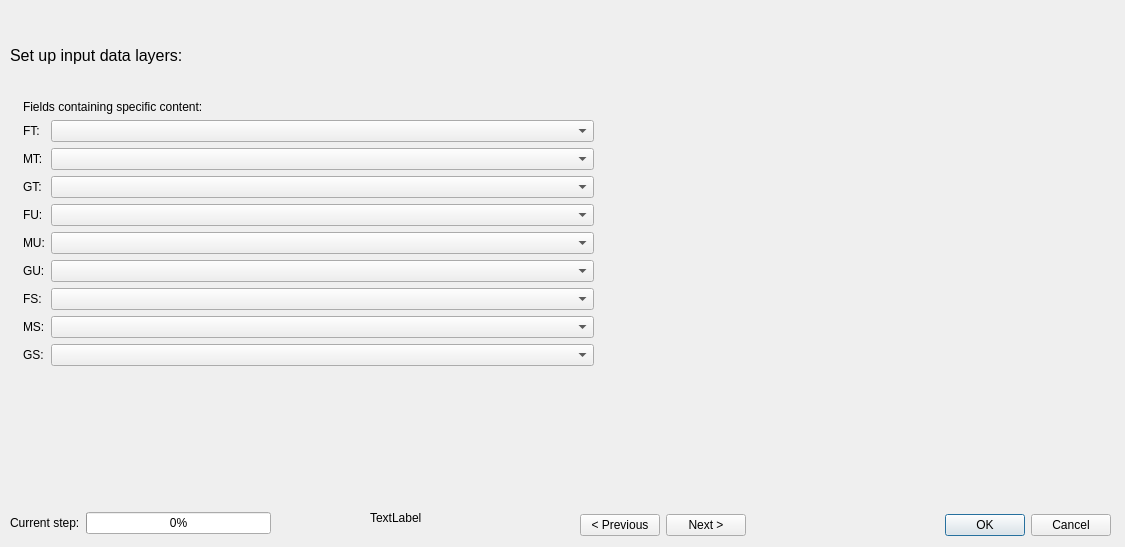
Qt form ui/gui_tests_dialog_base.ui (JanCaha/Erosion-Data-Preparation-Plugin) before a commit.
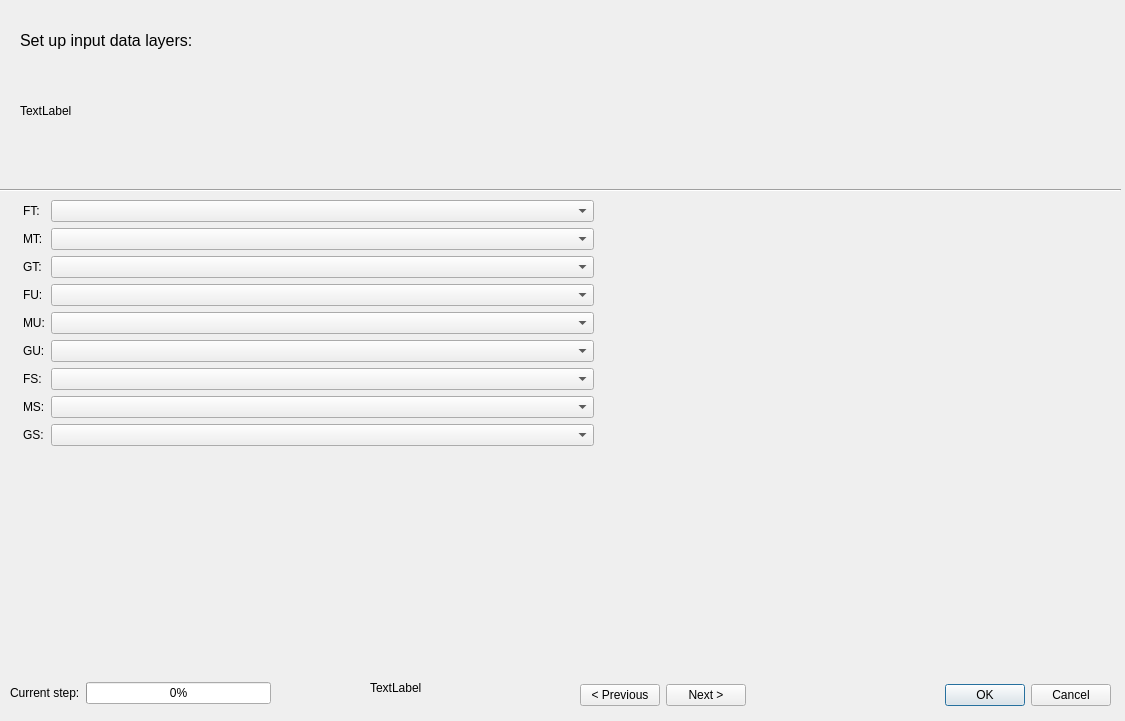
The same form after that commit. The open tabs and pages were chosen to show the change. Custom widgets are drawn as their Qt base class.

```diff
--- a/ui/gui_tests_dialog_base.ui
+++ b/ui/gui_tests_dialog_base.ui
@@ -7,7 +7,7 @@
     <x>0</x>
     <y>0</y>
     <width>1125</width>
-    <height>547</height>
+    <height>721</height>
    </rect>
   </property>
   <property name="windowTitle">
@@ -17,9 +17,9 @@
    <property name="geometry">
     <rect>
      <x>11</x>
-     <y>100</y>
+     <y>200</y>
      <width>1101</width>
-     <height>391</height>
+     <height>451</height>
     </rect>
    </property>
    <property name="currentIndex">
@@ -98,8 +98,8 @@
       </rect>
      </property>
      <layout class="QFormLayout" name="formLayout_3">
-      <item row="1" column="0">
-       <widget class="QLabel" name="label_8">
+      <item row="0" column="0">
+       <widget class="QLabel" name="label_FT">
         <property name="text">
          <string>FT:</string>
         </property>
@@ -108,11 +108,11 @@
         </property>
        </widget>
       </item>
-      <item row="1" column="1">
+      <item row="0" column="1">
        <widget class="QgsFieldComboBox" name="fcb_ftc"/>
       </item>
-      <item row="2" column="0">
-       <widget class="QLabel" name="label_9">
+      <item row="1" column="0">
+       <widget class="QLabel" name="label_MT">
         <property name="text">
          <string>MT:</string>
         </property>
@@ -121,11 +121,11 @@
         </property>
        </widget>
       </item>
-      <item row="2" column="1">
+      <item row="1" column="1">
        <widget class="QgsFieldComboBox" name="fcb_mtc"/>
       </item>
-      <item row="3" column="0">
-       <widget class="QLabel" name="label_10">
+      <item row="2" column="0">
+       <widget class="QLabel" name="label_GT">
         <property name="text">
          <string>GT: </string>
         </property>
@@ -134,14 +134,11 @@
         </property>
        </widget>
       </item>
-      <item row="3" column="1">
+      <item row="2" column="1">
        <widget class="QgsFieldComboBox" name="fcb_gtc"/>
       </item>
-      <item row="4" column="1">
-       <widget class="QgsFieldComboBox" name="fcb_fuc"/>
-      </item>
-      <item row="4" column="0">
-       <widget class="QLabel" name="label_12">
+      <item row="3" column="0">
+       <widget class="QLabel" name="label_FU">
         <property name="text">
          <string>FU:</string>
         </property>
@@ -150,11 +147,11 @@
         </property>
        </widget>
       </item>
-      <item row="5" column="1">
-       <widget class="QgsFieldComboBox" name="fcb_muc"/>
+      <item row="3" column="1">
+       <widget class="QgsFieldComboBox" name="fcb_fuc"/>
       </item>
-      <item row="5" column="0">
-       <widget class="QLabel" name="label_11">
+      <item row="4" column="0">
+       <widget class="QLabel" name="label_MU">
         <property name="text">
          <string>MU:</string>
         </property>
@@ -163,8 +160,11 @@
         </property>
        </widget>
       </item>
-      <item row="6" column="0">
-       <widget class="QLabel" name="label_13">
+      <item row="4" column="1">
+       <widget class="QgsFieldComboBox" name="fcb_muc"/>
+      </item>
+      <item row="5" column="0">
+       <widget class="QLabel" name="label_GU">
         <property name="text">
          <string>GU:</string>
         </property>
@@ -173,14 +173,24 @@
         </property>
        </widget>
       </item>
-      <item row="6" column="1">
+      <item row="5" column="1">
        <widget class="QgsFieldComboBox" name="fcb_guc"/>
       </item>
-      <item row="9" column="1">
-       <widget class="QgsFieldComboBox" name="fcb_gsc"/>
+      <item row="6" column="0">
+       <widget class="QLabel" name="label_FS">
+        <property name="text">
+         <string>FS:</string>
+        </property>
+        <property name="buddy">
+         <cstring>fcb_fsc</cstring>
+        </property>
+       </widget>
       </item>
-      <item row="8" column="0">
-       <widget class="QLabel" name="label_14">
+      <item row="6" column="1">
+       <widget class="QgsFieldComboBox" name="fcb_fsc"/>
+      </item>
+      <item row="7" column="0">
+       <widget class="QLabel" name="label_MS">
         <property name="text">
          <string>MS:</string>
         </property>
@@ -189,8 +199,11 @@
         </property>
        </widget>
       </item>
-      <item row="9" column="0">
-       <widget class="QLabel" name="label_15">
+      <item row="7" column="1">
+       <widget class="QgsFieldComboBox" name="fcb_msc"/>
+      </item>
+      <item row="8" column="0">
+       <widget class="QLabel" name="label_GS">
         <property name="text">
          <string>GS:</string>
         </property>
@@ -200,27 +213,7 @@
        </widget>
       </item>
       <item row="8" column="1">
-       <widget class="QgsFieldComboBox" name="fcb_msc"/>
-      </item>
-      <item row="7" column="0">
-       <widget class="QLabel" name="label_16">
-        <property name="text">
-         <string>FS:</string>
-        </property>
-        <property name="buddy">
-         <cstring>fcb_fsc</cstring>
-        </property>
-       </widget>
-      </item>
-      <item row="7" column="1">
-       <widget class="QgsFieldComboBox" name="fcb_fsc"/>
-      </item>
-      <item row="0" column="0" colspan="2">
-       <widget class="QLabel" name="label_17">
-        <property name="text">
-         <string>Fields containing specific content:</string>
-        </property>
-       </widget>
+       <widget class="QgsFieldComboBox" name="fcb_gsc"/>
       </item>
      </layout>
     </widget>
@@ -430,7 +423,7 @@
    <property name="geometry">
     <rect>
      <x>580</x>
-     <y>510</y>
+     <y>680</y>
      <width>531</width>
      <height>30</height>
     </rect>
@@ -469,7 +462,7 @@
    <property name="geometry">
     <rect>
      <x>370</x>
-     <y>510</y>
+     <y>680</y>
      <width>55</width>
      <height>16</height>
     </rect>
@@ -482,7 +475,7 @@
    <property name="geometry">
     <rect>
      <x>10</x>
-     <y>510</y>
+     <y>680</y>
      <width>261</width>
      <height>26</height>
     </rect>
@@ -507,10 +500,10 @@
   <widget class="QLabel" name="qlabel_main">
    <property name="geometry">
     <rect>
-     <x>10</x>
+     <x>20</x>
      <y>20</y>
      <width>931</width>
-     <height>71</height>
+     <height>41</height>
     </rect>
    </property>
    <property name="font">
@@ -522,6 +515,35 @@
     <string>Set up input data layers:</string>
    </property>
   </widget>
+  <widget class="QLabel" name="qlabel_step_description">
+   <property name="geometry">
+    <rect>
+     <x>20</x>
+     <y>60</y>
+     <width>1091</width>
+     <height>101</height>
+    </rect>
+   </property>
+   <property name="text">
+    <string>TextLabel</string>
+   </property>
+   <property name="wordWrap">
+    <bool>true</bool>
+   </property>
+  </widget>
+  <widget class="Line" name="line">
+   <property name="geometry">
+    <rect>
+     <x>0</x>
+     <y>180</y>
+     <width>1121</width>
+     <height>20</height>
+    </rect>
+   </property>
+   <property name="orientation">
+    <enum>Qt::Horizontal</enum>
+   </property>
+  </widget>
  </widget>
  <customwidgets>
   <customwidget>
```
Left out of the diff: 45 changed lines with no effect on the pictures.
